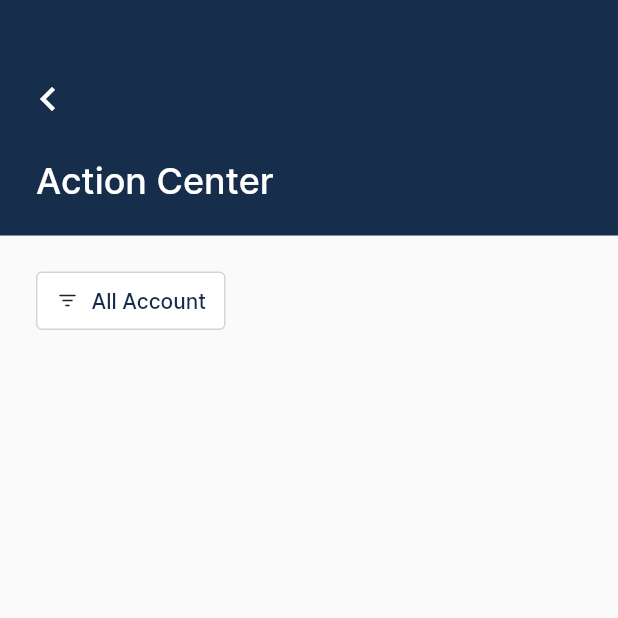
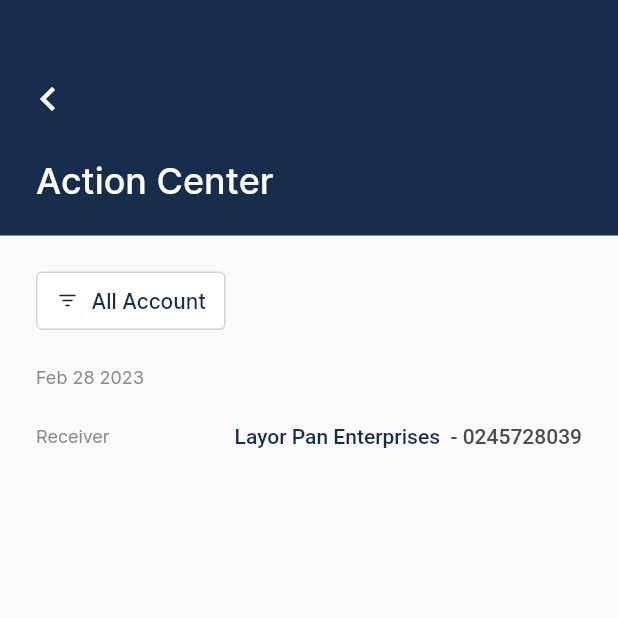
Before and after one commit to Tolulope05/firstbank_cib, a Flutter app: the HomeScreen screen opened by its route, after a tap on "Action Center", on a phone screen of 412 x 824 dp, the top half of it. Run offline on Flutter 3.47's test engine with Material 2 defaults, Android fonts, the phone set to English and light mode, and no system bars; our stand-ins replace flutter_svg, get, pinput, smooth_page_indicator.

Commit message:
clean code

```diff
--- a/lib/view/dashboard/action_center_screen.dart
+++ b/lib/view/dashboard/action_center_screen.dart
@@ -4,6 +4,7 @@ import 'package:get/get.dart';
 
 import '../../constants/colors.dart';
 import '../../view_model/actioncenter_view_model.dart';
+import '../../widgets/action_center_card.dart';
 
 class ActionCenterScreen extends GetView<ActionCenterModel> {
   const ActionCenterScreen({Key? key}) : super(key: key);
@@ -83,7 +84,25 @@ class ActionCenterScreen extends GetView<ActionCenterModel> {
                 ),
               ],
             ),
-          )
+          ),
+          const Padding(
+            padding: EdgeInsets.only(left: 24),
+            child: Text(
+              "Feb 28 2023",
+              style: TextStyle(
+                color: AppColors.unselectedIconColor,
+                fontSize: 12,
+                fontWeight: FontWeight.w400,
+              ),
+            ),
+          ),
+          const Padding(
+            padding: EdgeInsets.symmetric(
+              vertical: 24,
+              horizontal: 24,
+            ),
+            child: ActionCenterCard(),
+          ),
         ],
       ),
     );
--- a/lib/view/dashboard/dash_board_screen.dart
+++ b/lib/view/dashboard/dash_board_screen.dart
@@ -386,21 +386,21 @@ class DashBoardScreen extends GetView<DashBoardviewModel> {
                             Expanded(child: SizedBox()),
                           ],
                         ),
-                        TransactionCard(
+                        const TransactionCard(
                           userName: "Layor Salami",
                           date: "Jan 10 2023",
                           amount: "10,000",
                           // status: "Processed",
                           isIncome: true,
                         ),
-                        TransactionCard(
+                        const TransactionCard(
                           userName: "Layor Pan Enterprises",
                           date: "Jan 10 2023",
                           amount: "5,129,000",
                           status: "Processed",
                           isIncome: false,
                         ),
-                        TransactionCard(
+                        const TransactionCard(
                           userName: "Transfer Commission",
                           date: "Jan 10 2023",
                           amount: "50",
--- a/lib/view/home_screen.dart
+++ b/lib/view/home_screen.dart
@@ -55,12 +55,11 @@ class _HomeScreenState extends State<HomeScreen> {
       setState(() {
         _pageController.jumpToPage(selectedIndex);
         selectedIndex = index;
-        print("index: $index");
+        debugPrint("index: $index");
       });
       setState(() {
         _pageController.jumpToPage(selectedIndex);
         selectedIndex = index;
-        print("index: $index");
       });
     }
 
@@ -122,7 +121,7 @@ class _HomeScreenState extends State<HomeScreen> {
 
     return Scaffold(
       resizeToAvoidBottomInset: true,
-      body: Container(
+      body: SizedBox(
         width: size.width * 100,
         height: size.height * 100,
         child: Stack(
@@ -143,7 +142,7 @@ class _HomeScreenState extends State<HomeScreen> {
                 padding: const EdgeInsets.symmetric(
                   horizontal: 16.0,
                 ),
-                child: Container(
+                child: SizedBox(
                   height: 74,
                   width: MediaQuery.of(context).size.width,
                   child: Card(
--- a/lib/widgets/action_center_card.dart
+++ b/lib/widgets/action_center_card.dart
@@ -1,10 +1,57 @@
 import 'package:flutter/material.dart';
+
+import '../constants/colors.dart';
 
 class ActionCenterCard extends StatelessWidget {
   const ActionCenterCard({Key? key}) : super(key: key);
 
   @override
   Widget build(BuildContext context) {
-    return Container();
+    return Column(
+      children: [
+        Row(
+          mainAxisAlignment: MainAxisAlignment.spaceBetween,
+          children: const [
+            Text(
+              "Receiver",
+              style: TextStyle(
+                color: AppColors.unselectedIconColor,
+                fontSize: 12,
+                fontWeight: FontWeight.w400,
+              ),
+            ),
+            Text.rich(
+              TextSpan(
+                text: 'Layor Pan Enterprises  ',
+                style: TextStyle(
+                  color: AppColors.primaryColor,
+                  fontSize: 14,
+                  fontWeight: FontWeight.w500,
+                ),
+                children: <InlineSpan>[
+                  TextSpan(
+                    text: '- 0245728039',
+                    style: TextStyle(
+                      fontSize: 14,
+                      fontWeight: FontWeight.w500,
+                      color: Color(0xff4B4B4B),
+                    ),
+                  )
+                ],
+              ),
+            ),
+            // Text(
+            //   "",
+            //   style: TextStyle(
+            //     color: AppColors.unselectedIconColor,
+            //     fontSize: 12,
+            //     fontWeight: FontWeight.w400,
+            //   ),
+            // ),
+          ],
+        ),
+        Container(),
+      ],
+    );
   }
 }
--- a/lib/widgets/transaction_card.dart
+++ b/lib/widgets/transaction_card.dart
@@ -2,7 +2,7 @@ import 'package:firstbank_cib/constants/colors.dart';
 import 'package:flutter/material.dart';
 
 class TransactionCard extends StatelessWidget {
-  TransactionCard({
+  const TransactionCard({
     Key? key,
     required this.userName,
     required this.date,
```
